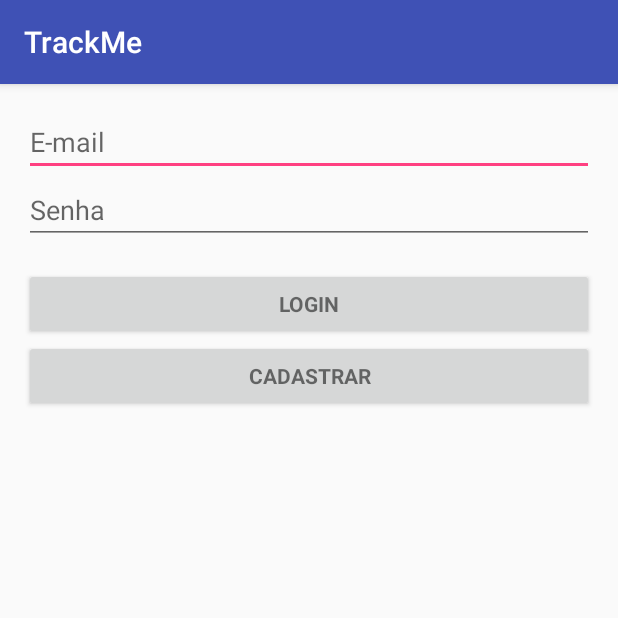
After one commit to VitorTrin/OnMyClone, an Android app: the LoginActivity screen opened directly, with no data from a screen before it, on a phone screen of 412 x 824 dp, the top half of it. The commit adds this screen. Run offline under Robolectric (Android 15) with nearby library versions, the phone set to English and light mode, and no system bars; network calls fail.

Commit message:
"LoginActivity" and user registration

```diff
--- a/app/build.gradle
+++ b/app/build.gradle
@@ -17,6 +17,7 @@ android {
             proguardFiles getDefaultProguardFile('proguard-android.txt'), 'proguard-rules.pro'
         }
     }
+    useLibrary 'org.apache.http.legacy'
 }
 
 dependencies {
--- a/app/src/main/AndroidManifest.xml
+++ b/app/src/main/AndroidManifest.xml
@@ -51,7 +51,8 @@
                 android:name="android.support.PARENT_ACTIVITY"
                 android:value="com.example.felipeduarte.onmyway.MainActivity" />
         </activity>
-        <activity android:name=".ViagemActivity"></activity>
+        <activity android:name=".ViagemActivity" />
+        <activity android:name=".LoginActivity"></activity>
     </application>
 
 </manifest>
--- a/app/src/main/java/com/example/felipeduarte/onmyway/MainActivity.java
+++ b/app/src/main/java/com/example/felipeduarte/onmyway/MainActivity.java
@@ -40,4 +40,9 @@ public class MainActivity extends AppCompatActivity /*implements View.OnClickLis
         Intent intent = new Intent(this, ViagemActivity.class);
         startActivity(intent);
     }
+
+    public void goToLogin(View view) {
+        Intent intent = new Intent(this, LoginActivity.class);
+        startActivity(intent);
+    }
 }
--- /dev/null
+++ b/app/src/main/res/layout/activity_login.xml
@@ -0,0 +1,49 @@
+<LinearLayout xmlns:android="http://schemas.android.com/apk/res/android"
+    xmlns:tools="http://schemas.android.com/tools"
+    android:layout_width="match_parent"
+    android:layout_height="match_parent"
+    android:gravity="center_horizontal"
+    android:orientation="vertical"
+    android:paddingBottom="@dimen/activity_vertical_margin"
+    android:paddingLeft="@dimen/activity_horizontal_margin"
+    android:paddingRight="@dimen/activity_horizontal_margin"
+    android:paddingTop="@dimen/activity_vertical_margin"
+    tools:context=".LoginActivity">
+
+
+    <EditText
+        android:layout_width="match_parent"
+        android:layout_height="wrap_content"
+        android:inputType="textEmailAddress"
+        android:ems="10"
+        android:id="@+id/editLogin"
+        android:hint="@string/label_email" />
+
+    <EditText
+        android:layout_width="match_parent"
+        android:layout_height="wrap_content"
+        android:inputType="textPassword"
+        android:ems="10"
+        android:id="@+id/editSenha"
+        android:hint="@string/label_senha" />
+
+    <Button
+        android:id="@+id/btLogin"
+        style="?android:textAppearanceSmall"
+        android:layout_width="match_parent"
+        android:layout_height="wrap_content"
+        android:layout_marginTop="16dp"
+        android:text="@string/botao_login"
+        android:textStyle="bold" />
+
+    <Button
+        android:layout_width="match_parent"
+        style="?android:textAppearanceSmall"
+        android:textStyle="bold"
+        android:layout_height="wrap_content"
+        android:text="@string/botao_cadastrar"
+        android:id="@+id/button5"
+        android:onClick="userRegistration" />
+
+
+</LinearLayout>
--- a/app/src/main/res/values/strings.xml
+++ b/app/src/main/res/values/strings.xml
@@ -23,4 +23,9 @@
     <string name="label_tempo_estimado">Tempo Estimado (min)</string>
     <string name="botao_iniciar">Iniciar</string>
     <string name="botao_parar">Parar</string>
+    <string name="botao_login">Login</string>
+    <string name="botao_cadastrar">Cadastrar</string>
+    <string name="label_email">E-mail</string>
+    <string name="label_senha">Senha</string>
+
 </resources>
```
Also changed, not shown: app/src/main/java/com/example/felipeduarte/onmyway/LoginActivity.java (added, +291 -0 lines), app/src/main/java/com/example/felipeduarte/onmyway/Utils.java (added, +11 -0 lines), app/src/main/res/layout/activity_main.xml (+13 -3 lines).
